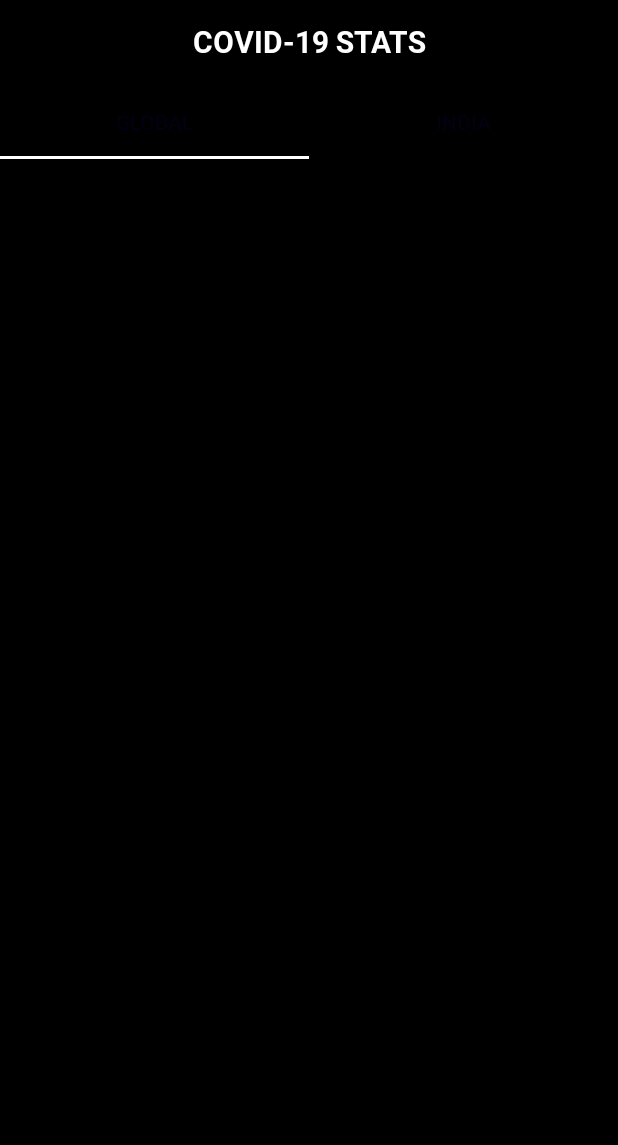
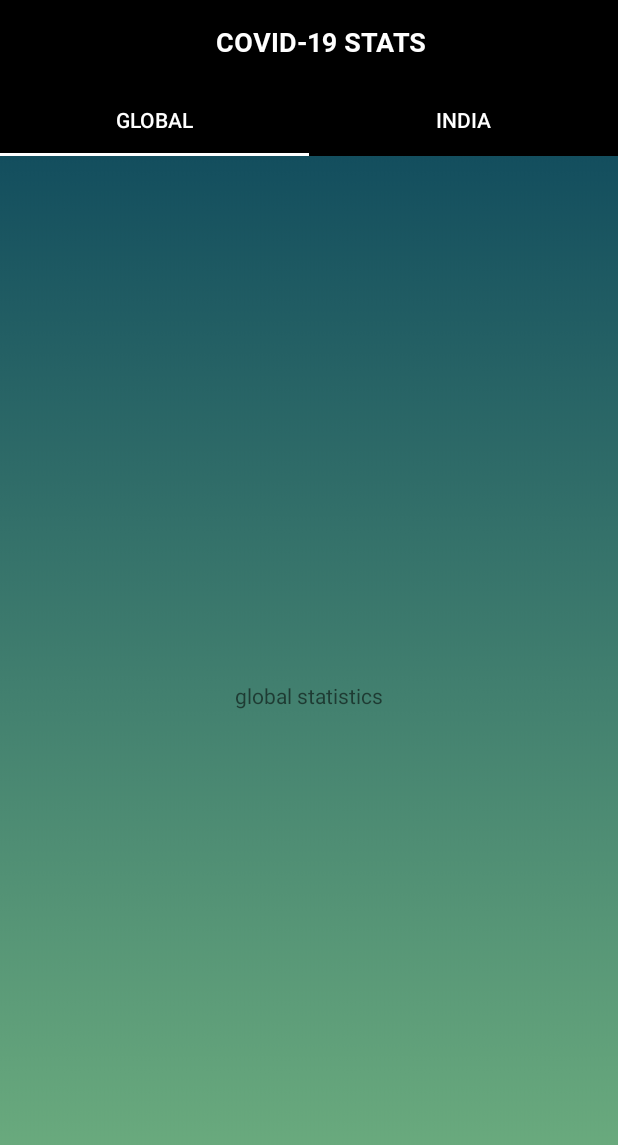
Before and after one commit to Nav3011/Covid19, an Android app: the screen it shows after launch (MainActivity), on a phone screen of 412 x 824 dp. Shown: the top 1145 px of the screen. Run offline under Robolectric (Android 15) with nearby library versions, the phone set to English and light mode, and no system bars.

Commit message:
Added Tabbed View

```diff
--- a/app/src/main/java/com/example/covid19/MainActivity.java
+++ b/app/src/main/java/com/example/covid19/MainActivity.java
@@ -2,37 +2,55 @@ package com.example.covid19;
 
 import androidx.appcompat.app.ActionBar;
 import androidx.appcompat.app.AppCompatActivity;
+import androidx.core.content.ContextCompat;
 import androidx.viewpager.widget.ViewPager;
 
-import android.content.Intent;
+import android.os.Build;
 import android.os.Bundle;
-
+//import androidx.widget.Toolbar;
+import androidx.appcompat.widget.Toolbar;
+import com.google.android.material.tabs.TabItem;
 import com.google.android.material.tabs.TabLayout;
 
 public class MainActivity extends AppCompatActivity {
 
+    Toolbar toolbar;
+    TabLayout tabLayout;
+    ViewPager viewPager;
+    PageAdapter pageAdapter;
+    TabItem tabGlobal, tabIndia;
     @Override
     protected void onCreate(Bundle savedInstanceState) {
         super.onCreate(savedInstanceState);
         setContentView(R.layout.activity_main);
-        getSupportActionBar().setDisplayOptions(ActionBar.DISPLAY_SHOW_CUSTOM);
-        getSupportActionBar().setCustomView(R.layout.toolbar);
 
-        TabLayout tabLayout = (TabLayout) findViewById(R.id.tabLayout);
-        final ViewPager viewPager = (ViewPager) findViewById(R.id.viewPager);
-        tabLayout.setupWithViewPager(viewPager);
-        tabLayout.addTab(tabLayout.newTab().setText("Global"));
-        tabLayout.addTab(tabLayout.newTab().setText("India"));
-        tabLayout.setTabGravity(TabLayout.GRAVITY_FILL);
-        tabLayout.setTabTextColors(R.color.white, R.color.white);
-        final MyAdapter adapter = new MyAdapter(this,getSupportFragmentManager(), tabLayout.getTabCount());
-        viewPager.setAdapter(adapter);
-        viewPager.addOnPageChangeListener(new TabLayout.TabLayoutOnPageChangeListener(tabLayout));
+        toolbar = findViewById(R.id.toolbar);
+        setSupportActionBar(toolbar);
 
+        tabLayout = findViewById(R.id.tabLayout);
+        tabGlobal = findViewById(R.id.tabglobal);
+        tabIndia = findViewById(R.id.tabindia);
+        viewPager = findViewById(R.id.viewpager);
+        pageAdapter = new PageAdapter(getSupportFragmentManager(), tabLayout.getTabCount());
+        viewPager.setAdapter(pageAdapter);
         tabLayout.addOnTabSelectedListener(new TabLayout.OnTabSelectedListener() {
             @Override
             public void onTabSelected(TabLayout.Tab tab) {
                 viewPager.setCurrentItem(tab.getPosition());
+                if (tab.getPosition() == 1) {
+                    toolbar.setBackgroundColor(ContextCompat.getColor(MainActivity.this,R.color.colorPrimary));
+                    tabLayout.setBackgroundColor(ContextCompat.getColor(MainActivity.this, R.color.colorPrimary));
+                    if(Build.VERSION.SDK_INT >= Build.VERSION_CODES.LOLLIPOP) {
+                        getWindow().setStatusBarColor(ContextCompat.getColor(MainActivity.this, R.color.colorPrimary));
+                    }
+                }
+                else {
+                    toolbar.setBackgroundColor(ContextCompat.getColor(MainActivity.this,R.color.colorPrimary));
+                    tabLayout.setBackgroundColor(ContextCompat.getColor(MainActivity.this, R.color.colorPrimary));
+                    if(Build.VERSION.SDK_INT >= Build.VERSION_CODES.LOLLIPOP) {
+                        getWindow().setStatusBarColor(ContextCompat.getColor(MainActivity.this, R.color.colorPrimary));
+                    }
+                }
             }
 
             @Override
@@ -45,6 +63,6 @@ public class MainActivity extends AppCompatActivity {
 
             }
         });
-
+        viewPager.addOnPageChangeListener(new TabLayout.TabLayoutOnPageChangeListener(tabLayout));
     }
 }
--- a/app/src/main/java/com/example/covid19/NoConnectionActivity.java
+++ b/app/src/main/java/com/example/covid19/NoConnectionActivity.java
@@ -4,8 +4,8 @@ import android.content.Intent;
 import android.os.Bundle;
 import android.view.View;
 import android.widget.Button;
+import androidx.appcompat.widget.Toolbar;
 
-import androidx.appcompat.app.ActionBar;
 import androidx.appcompat.app.AppCompatActivity;
 
 public class NoConnectionActivity extends AppCompatActivity {
@@ -15,8 +15,9 @@ public class NoConnectionActivity extends AppCompatActivity {
     protected void onCreate(Bundle savedInstanceState) {
         super.onCreate(savedInstanceState);
         setContentView(R.layout.activity_noconnection);
-        getSupportActionBar().setDisplayOptions(ActionBar.DISPLAY_SHOW_CUSTOM);
-        getSupportActionBar().setCustomView(R.layout.toolbar);
+        Toolbar toolbar = (Toolbar) findViewById(R.id.toolbar);
+        toolbar.setTitle("Covid-19 Stats");
+        setSupportActionBar(toolbar);
 
         Button button = (Button) findViewById(R.id.retry);
         button.setOnClickListener(new View.OnClickListener() {
--- a/app/src/main/java/com/example/covid19/MyAdapter.java
+++ b/app/src/main/java/com/example/covid19/PageAdapter.java
@@ -1,31 +1,17 @@
 package com.example.covid19;
 
-import android.content.Context;
-
-import androidx.annotation.Nullable;
 import androidx.fragment.app.Fragment;
 import androidx.fragment.app.FragmentManager;
 import androidx.fragment.app.FragmentPagerAdapter;
 
-public class MyAdapter extends FragmentPagerAdapter {
+public class PageAdapter extends FragmentPagerAdapter {
 
-    private Context myContext;
-    int totalTabs;
-    String title[] = {"GLOBAL", "INDIA"};
-
-    public MyAdapter(Context context, FragmentManager fm, int totalTabs) {
+    private int numOfTabs;
+    PageAdapter(FragmentManager fm, int numOfTabs) {
         super(fm);
-        myContext = context;
-        this.totalTabs = totalTabs;
+        this.numOfTabs = numOfTabs;
     }
 
-    @Nullable
-    @Override
-    public CharSequence getPageTitle(int position) {
-        return title[position];
-    }
-
-    // this is for fragment tabs
     @Override
     public Fragment getItem(int position) {
         switch (position) {
@@ -39,9 +25,8 @@ public class MyAdapter extends FragmentPagerAdapter {
                 return null;
         }
     }
-    // this counts total number of tabs
     @Override
     public int getCount() {
-        return totalTabs;
+        return numOfTabs;
     }
 }
--- a/app/src/main/res/drawable/tab_colour_selector.xml
+++ /dev/null
@@ -1,5 +0,0 @@
-<?xml version="1.0" encoding="utf-8"?>
-<selector xmlns:android="http://schemas.android.com/apk/res/android">
-    <item android:drawable="@color/colorPrimary" android:state_selected="true"/>
-    <item android:drawable="@color/colorPrimary"/>
-</selector>
--- a/app/src/main/res/layout/activity_main.xml
+++ b/app/src/main/res/layout/activity_main.xml
@@ -1,35 +1,55 @@
 <?xml version="1.0" encoding="utf-8"?>
-<androidx.constraintlayout.widget.ConstraintLayout xmlns:android="http://schemas.android.com/apk/res/android"
+<LinearLayout
+    xmlns:android="http://schemas.android.com/apk/res/android"
     xmlns:app="http://schemas.android.com/apk/res-auto"
     xmlns:tools="http://schemas.android.com/tools"
     android:layout_width="match_parent"
     android:layout_height="match_parent"
-    android:background="#000000"
+    android:orientation="vertical"
     tools:context=".MainActivity">
+
+    <androidx.appcompat.widget.Toolbar
+        android:id="@+id/toolbar"
+        android:layout_width="match_parent"
+        android:layout_height="wrap_content"
+        android:background="@color/colorPrimary"
+        android:minHeight="?attr/actionBarSize"
+        android:theme="?attr/actionBarTheme"
+        app:popupTheme="@style/ThemeOverlay.AppCompat.Light"
+        app:theme="@style/ThemeOverlay.AppCompat.Dark">
+
+        <TextView
+            android:layout_width="match_parent"
+            android:layout_height="wrap_content"
+            android:textColor="@color/white"
+            android:gravity="center"
+            android:text="COVID-19 STATS"
+            android:fontFamily="@font/roboto_bold"
+            android:textSize="18sp"
+            android:id="@+id/toolbar_text"/>
+    </androidx.appcompat.widget.Toolbar>
 
     <com.google.android.material.tabs.TabLayout
         android:id="@+id/tabLayout"
         android:layout_width="match_parent"
-        android:layout_height="50dp"
-        app:layout_constraintBottom_toBottomOf="parent"
-        app:layout_constraintEnd_toEndOf="parent"
-        app:layout_constraintStart_toStartOf="parent"
-        app:layout_constraintTop_toTopOf="parent"
-        app:layout_constraintVertical_bias="0"
+        android:layout_height="wrap_content"
+        android:background="@color/colorPrimary"
+        app:tabSelectedTextColor="@color/white"
         app:tabTextColor="@color/white">
+
+        <com.google.android.material.tabs.TabItem
+            android:id="@+id/tabglobal"
+            android:layout_width="wrap_content"
+            android:layout_height="wrap_content"
+            android:text="Global"/>
+        <com.google.android.material.tabs.TabItem
+            android:id="@+id/tabindia"
+            android:layout_width="wrap_content"
+            android:layout_height="wrap_content"
+            android:text="India"/>
     </com.google.android.material.tabs.TabLayout>
     <androidx.viewpager.widget.ViewPager
-        android:id="@+id/viewPager"
+        android:id="@+id/viewpager"
         android:layout_width="match_parent"
-        android:layout_height="match_parent"
-        app:layout_constraintBottom_toBottomOf="parent"
-        app:layout_constraintEnd_toEndOf="parent"
-        app:layout_constraintStart_toStartOf="parent"
-        app:layout_constraintTop_toTopOf="parent">
-
-
-
-
-    </androidx.viewpager.widget.ViewPager>
-
-</androidx.constraintlayout.widget.ConstraintLayout>
+        android:layout_height="wrap_content"/>
+</LinearLayout>
--- a/app/src/main/res/layout/fragment_global.xml
+++ b/app/src/main/res/layout/fragment_global.xml
@@ -2,7 +2,8 @@
 <FrameLayout xmlns:android="http://schemas.android.com/apk/res/android"
     xmlns:tools="http://schemas.android.com/tools"
     android:layout_width="match_parent"
-    android:layout_height="match_parent">
+    android:layout_height="match_parent"
+    android:background="@drawable/moss">
 
     <!-- TODO: Update blank fragment layout -->
 
--- a/app/src/main/res/layout/toolbar.xml
+++ /dev/null
@@ -1,21 +0,0 @@
-<?xml version="1.0" encoding="utf-8"?>
-<androidx.appcompat.widget.Toolbar
-    xmlns:android="http://schemas.android.com/apk/res/android"
-    xmlns:app="http://schemas.android.com/apk/res-auto"
-    android:id="@+id/toolbar"
-    android:layout_height="wrap_content"
-    android:layout_width="match_parent"
-    android:background="@color/colorPrimary"
-    android:minHeight="?attr/actionBarSize"
-    android:theme="@style/ThemeOverlay.AppCompat.Dark">
-
-    <TextView
-        android:layout_width="wrap_content"
-        android:layout_height="wrap_content"
-        android:layout_gravity="center"
-        android:text="@string/app_title"
-        android:textSize="20sp"
-        android:fontFamily="@font/roboto_bold"
-        android:textColor="#FFFFFF"
-        android:textAllCaps="true"/>
-</androidx.appcompat.widget.Toolbar>
--- a/app/src/main/res/values/styles.xml
+++ b/app/src/main/res/values/styles.xml
@@ -1,11 +1,8 @@
 <?xml version="1.0"?>
 <resources>
-    <style parent="Theme.AppCompat.Light.DarkActionBar" name="AppTheme">
+    <style parent="Theme.AppCompat.Light.NoActionBar" name="AppTheme">
         <item name="colorPrimary">@color/colorPrimary</item>
         <item name="colorPrimaryDark">@color/colorPrimaryDark</item>
         <item name="colorAccent">@color/colorAccent</item>
     </style>
-    <style name="customTab" parent="Widget.Design.TabLayout">
-        <item name="tabIndicatorColor">@color/white</item>
-    </style>
 </resources>
```
Also changed, not shown: app/src/main/res/drawable/moss.jpg (added), app/src/main/res/drawable/space.jpg (deleted).
